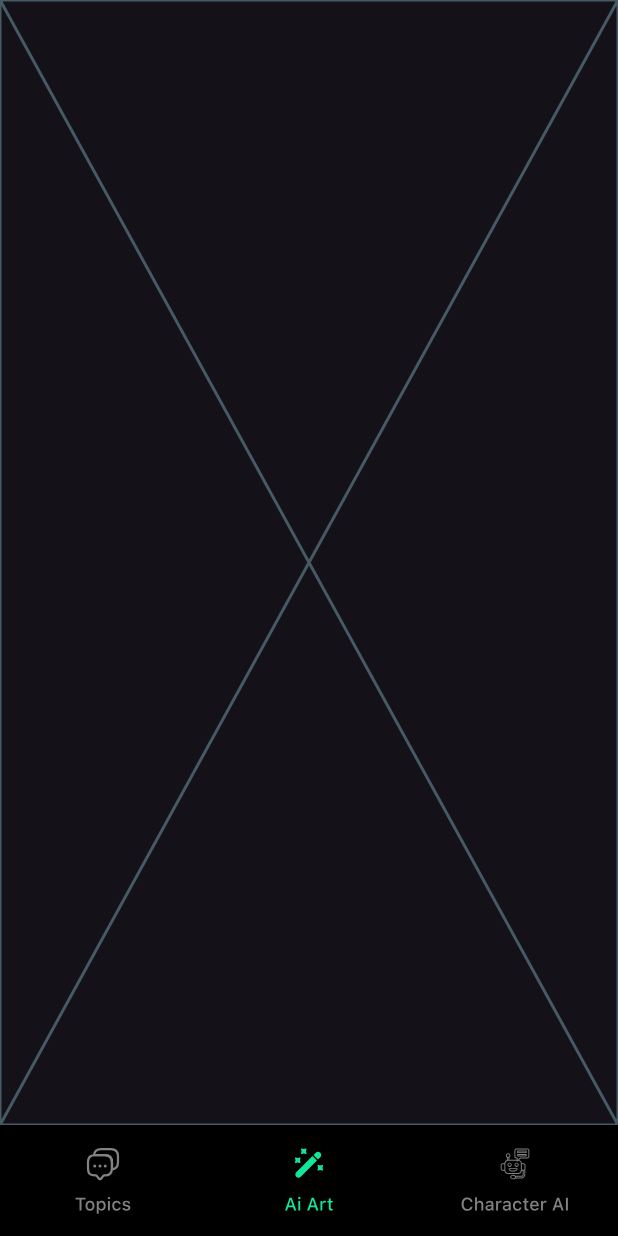
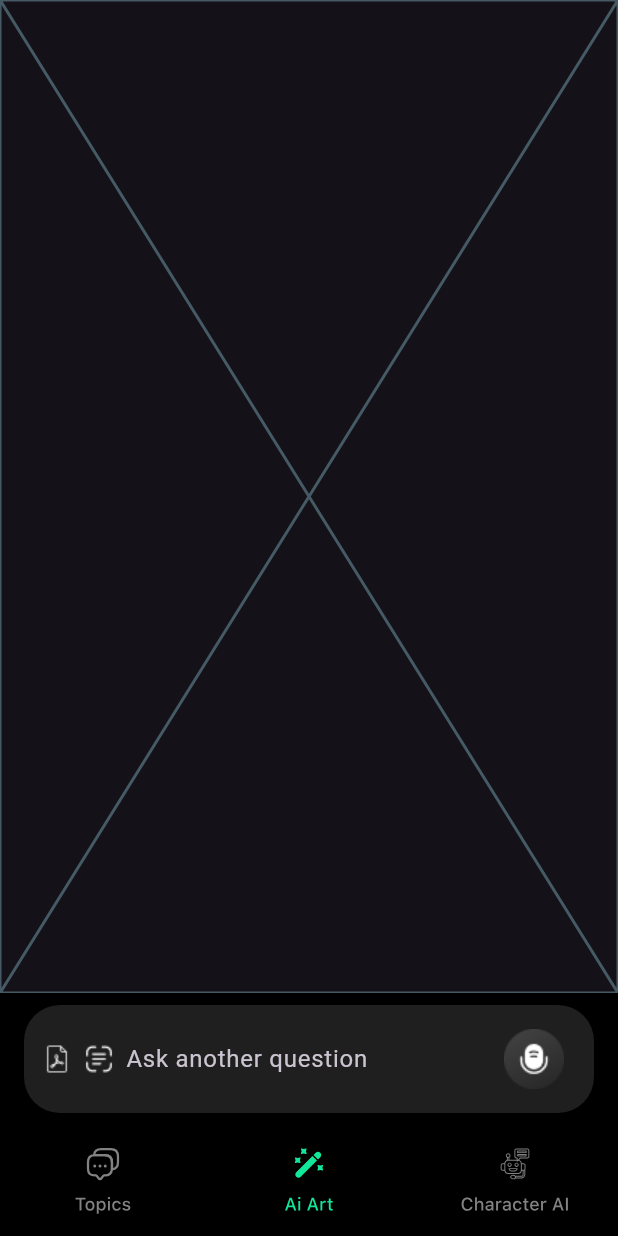
Before and after one commit to thuonghh-14/AI-Chat-Bot, a Flutter app: the HomeBottomScreen screen opened by its route, item 2 of the bottom bar chosen, on a phone screen of 412 x 824 dp. Run offline on Flutter 3.47's test engine with Material 3 defaults, Android fonts, the phone set to English and light mode, and no system bars; our stand-ins replace dio, flutter_riverpod, flutter_svg, go_router, lottie, smooth_page_indicator.

Commit message:
UI TextField AI Chat <thuonghh>

```diff
--- a/lib/core/images.dart
+++ b/lib/core/images.dart
@@ -13,6 +13,9 @@ class AppImages {
   static const String icEarth = '${baseAsset}ic_earth.png';
   static const String icSave = '${baseAsset}ic_save.png';
   static const String icUnsave = '${baseAsset}ic_unsave.png';
+  static const String icPDF = '${baseAsset}ic_pdf.png';
+  static const String icScan = '${baseAsset}ic_scan.png';
+  static const String icMic = '${baseAsset}ic_mic.png';
 
   static const Map<int, String> characterBg = {
     1: '${baseAsset}einstein.png',
--- a/lib/features/home/home_bottom_screen.dart
+++ b/lib/features/home/home_bottom_screen.dart
@@ -1,5 +1,6 @@
 import 'package:ai_chat_bot_project/core/color.dart';
 import 'package:ai_chat_bot_project/core/icons.dart';
+import 'package:ai_chat_bot_project/core/images.dart';
 import 'package:ai_chat_bot_project/features/home/ai_art/ai_art_screen.dart';
 import 'package:ai_chat_bot_project/features/home/character_ai/character_ai_screen.dart';
 import 'package:ai_chat_bot_project/features/home/topic/views/topic_screen.dart';
@@ -29,7 +30,52 @@ class _HomeBottomScreenState extends State<HomeBottomScreen> {
         index: _currentIndex,
         children: _screens,
       ),
-      bottomNavigationBar: BottomNavigationBar(
+      bottomNavigationBar: Container(
+        color: AppColors.black,
+        child: Column(
+          mainAxisSize: MainAxisSize.min,
+          children: [
+            Padding(
+              padding: const EdgeInsets.symmetric(horizontal: 16, vertical: 8),
+              child: Container(
+                padding: const EdgeInsets.symmetric(horizontal: 12, vertical: 8),
+                decoration: BoxDecoration(
+                  color: AppColors.blackGrey,
+                  borderRadius: BorderRadius.circular(24),
+                ),
+                child: Row(
+                  children: [
+                    Image.asset(
+                      AppImages.icPDF,
+                      width: 20,
+                      height: 20,
+                    ),
+                    Padding(
+                      padding: const EdgeInsets.symmetric(horizontal: 8),
+                      child: Image.asset(
+                        AppImages.icScan,
+                        width: 20,
+                        height: 20,
+                      ),
+                    ),
+                    Expanded(
+                      child: TextField(
+                        decoration: InputDecoration.collapsed(
+                          hintText: 'Ask another question',
+                        ),
+                      ),
+                    ),
+                    IconButton(
+                      icon: Image.asset(
+                        AppImages.icMic,
+                      ),
+                      onPressed: () {},
+                    ),
+                  ],
+                ),
+              ),
+            ),
+            BottomNavigationBar(
               type: BottomNavigationBarType.fixed,
               backgroundColor: AppColors.black,
               currentIndex: _currentIndex,
@@ -81,6 +127,9 @@ class _HomeBottomScreenState extends State<HomeBottomScreen> {
                 ),
               ],
             ),
+          ],
+        ),
+      ),
     );
   }
 }
--- a/lib/features/home/topic/views/topic_screen.dart
+++ b/lib/features/home/topic/views/topic_screen.dart
@@ -104,7 +104,7 @@ class _TopicScreenState extends State<TopicScreen> {
                     },
                   ),
                 ),
-                SizedBox(height: 16),
+                SizedBox(height: 20),
                 Row(
                   mainAxisAlignment: MainAxisAlignment.spaceBetween,
                   mainAxisSize: MainAxisSize.max,
```
Also changed, not shown: assets/images/ic_mic.png (added), assets/images/ic_pdf.png (added), assets/images/ic_scan.png (added). Lines whose indentation alone changed are shown as unchanged.
